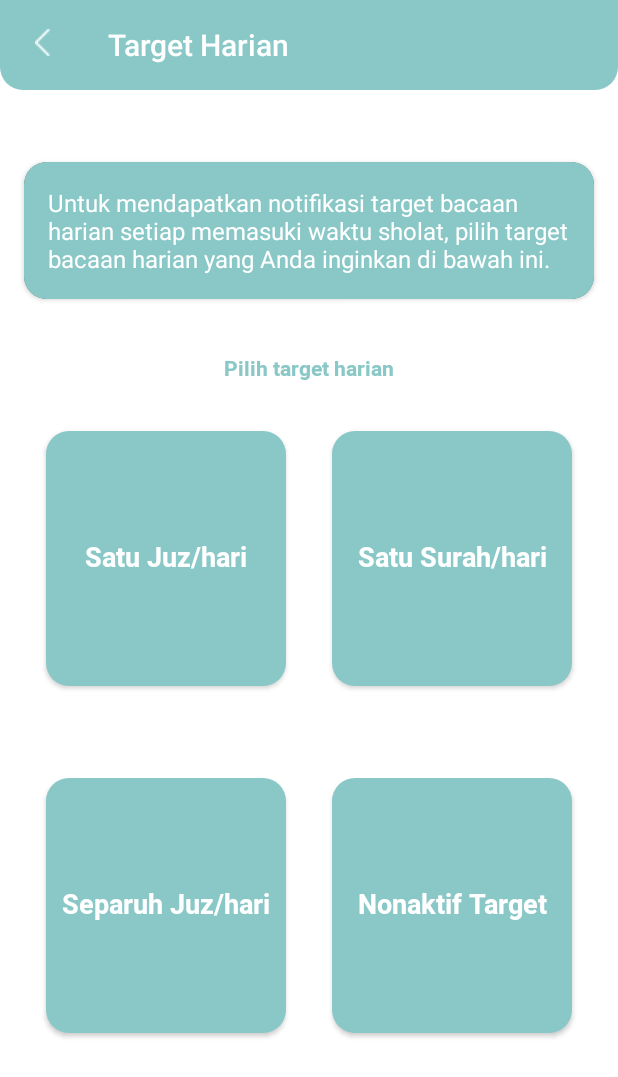
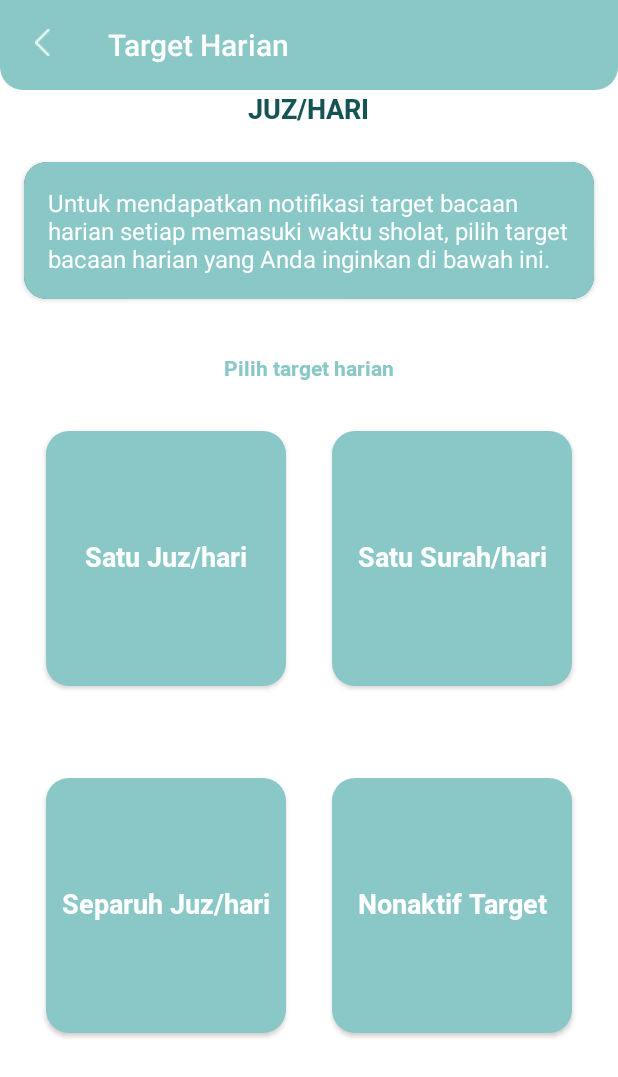
Before and after one commit to Faresapn/Al-quran-ID, an Android app: the DailyActivity screen opened directly, with no data from a screen before it, on a phone screen of 412 x 824 dp. Shown: the top 1077 px of the screen. Run offline under Robolectric (Android 15) with nearby library versions, the phone set to English and light mode, and no system bars; our stand-ins replace AdMob, ButterKnife; network calls fail.

```diff
--- a/app/src/main/res/layout/activity_adzan.xml
+++ b/app/src/main/res/layout/activity_adzan.xml
@@ -235,7 +235,7 @@
         app:layout_constraintEnd_toEndOf="parent"
         app:layout_constraintHorizontal_bias="0.5"
         app:layout_constraintStart_toStartOf="parent"
-        app:adSize="BANNER"
+        app:adSize="SMART_BANNER"
         app:adUnitId="@string/banner_id"/>
 
     <Button
--- a/app/src/main/res/layout/activity_daily.xml
+++ b/app/src/main/res/layout/activity_daily.xml
@@ -21,6 +21,18 @@
         app:layout_constraintTop_toTopOf="parent" />
 
     <TextView
+        android:id="@+id/tvTarget"
+        android:layout_width="wrap_content"
+        android:layout_height="wrap_content"
+        android:fontFamily="@font/heebo_bold"
+        android:textColor="#155354"
+        android:textSize="18sp"
+        app:layout_constraintEnd_toEndOf="parent"
+        app:layout_constraintHorizontal_bias="0.5"
+        app:layout_constraintStart_toStartOf="parent"
+        app:layout_constraintTop_toBottomOf="@+id/tolbar" />
+
+    <TextView
         android:id="@+id/textView8"
         android:layout_width="wrap_content"
         android:layout_height="wrap_content"
@@ -34,6 +46,7 @@
         app:layout_constraintTop_toBottomOf="@+id/cardView" />
 
     <LinearLayout
+        android:id="@+id/linearLayout"
         android:layout_width="match_parent"
         android:layout_height="wrap_content"
         android:orientation="vertical"
@@ -48,34 +61,34 @@
             <Button
                 android:id="@+id/btnJuzDaily"
                 android:layout_width="match_parent"
-                android:layout_weight="1"
                 android:layout_height="170dp"
                 android:layout_margin="15dp"
+                android:layout_weight="1"
                 android:background="@drawable/bg_buton"
                 android:fontFamily="@font/heebo_bold"
                 android:text="Satu Juz/hari"
-                android:textSize="18dp"
                 android:textAllCaps="false"
-                android:textColor="@android:color/white" />
+                android:textColor="@android:color/white"
+                android:textSize="18dp" />
 
             <Button
                 android:id="@+id/btnSurahDaily"
                 android:layout_width="match_parent"
-                android:layout_weight="1"
                 android:layout_height="170dp"
                 android:layout_margin="15dp"
+                android:layout_weight="1"
                 android:background="@drawable/bg_buton"
-                android:textSize="18dp"
                 android:fontFamily="@font/heebo_bold"
                 android:text="Satu Surah/hari"
                 android:textAllCaps="false"
-                android:textColor="@android:color/white" />
+                android:textColor="@android:color/white"
+                android:textSize="18dp" />
         </LinearLayout>
 
         <LinearLayout
             android:layout_width="match_parent"
+            android:layout_height="match_parent"
             android:layout_margin="15dp"
-            android:layout_height="match_parent"
             android:orientation="horizontal">
 
             <Button
@@ -83,13 +96,13 @@
                 android:layout_width="match_parent"
                 android:layout_height="170dp"
                 android:layout_margin="15dp"
+                android:layout_weight="1"
                 android:background="@drawable/bg_buton"
                 android:fontFamily="@font/heebo_bold"
-                android:layout_weight="1"
                 android:text="Separuh Juz/hari"
-                android:textSize="18dp"
                 android:textAllCaps="false"
-                android:textColor="@android:color/white" />
+                android:textColor="@android:color/white"
+                android:textSize="18dp" />
 
             <Button
                 android:id="@+id/btnnonaktif"
@@ -101,9 +114,10 @@
                 android:fontFamily="@font/heebo_bold"
                 android:text="Nonaktif Target"
                 android:textAllCaps="false"
-                android:textSize="18dp"
-                android:textColor="@android:color/white" />
+                android:textColor="@android:color/white"
+                android:textSize="18dp" />
         </LinearLayout>
+
     </LinearLayout>
 
 
```
Also changed, not shown: app/src/main/res/drawable-xhdpi/icon_new.png (added).
